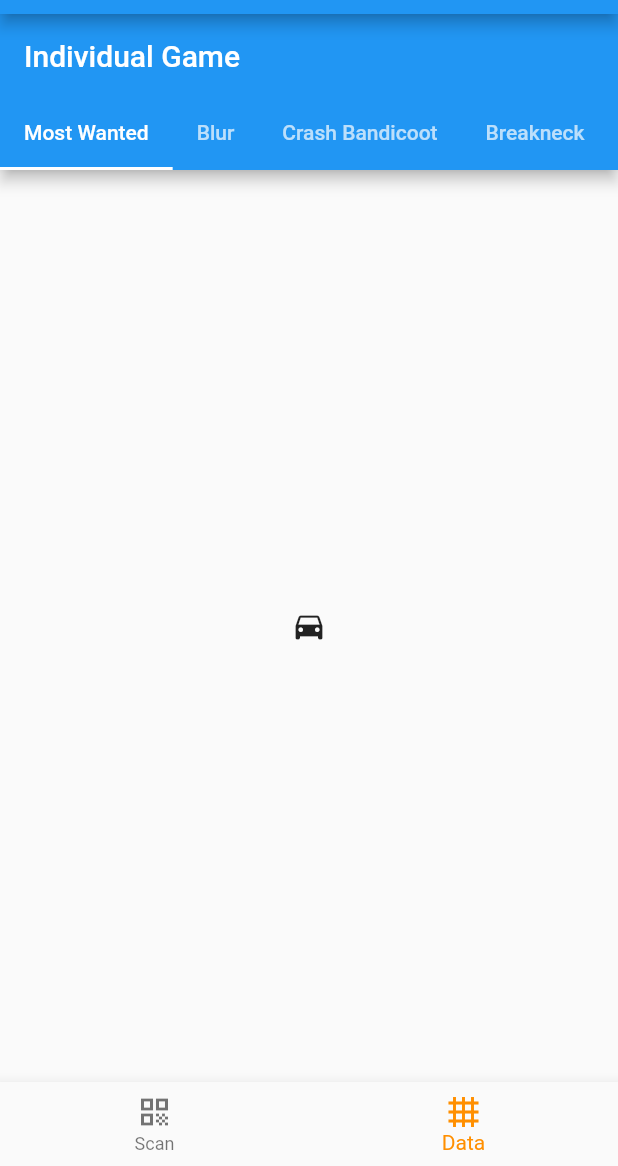
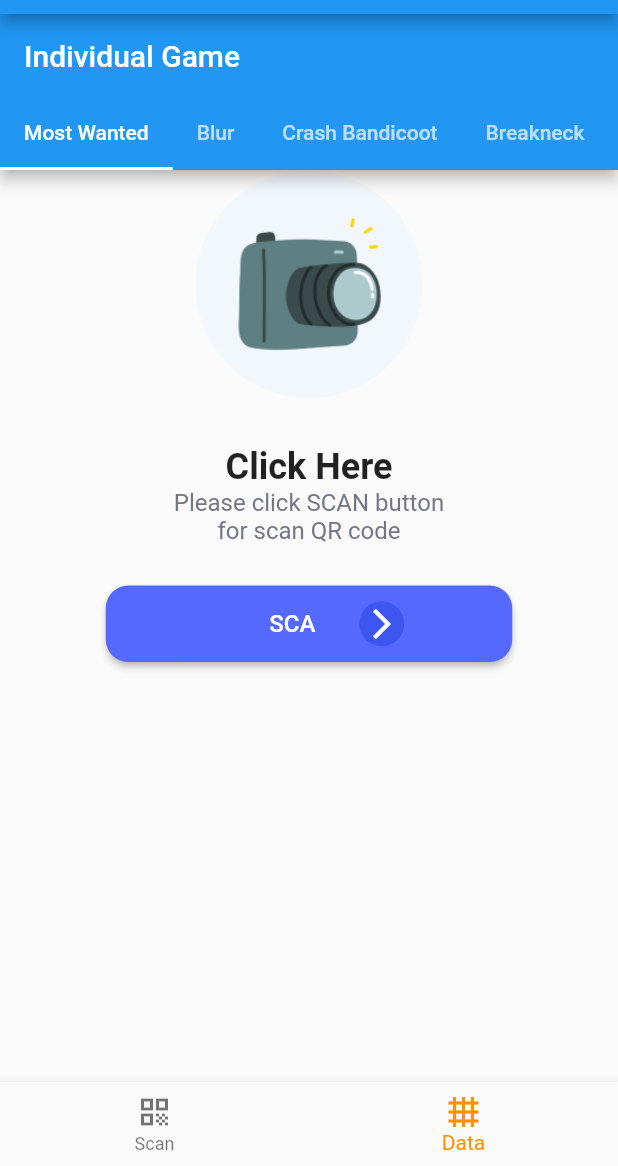
Before and after one commit to RuchithaVirashan/VR-2022, a Flutter app: the screen it shows after launch, item 2 of the bottom bar chosen, on a phone screen of 412 x 824 dp, the part 70-1236 px from its top. Run offline on Flutter 3.47's test engine with Material 2 defaults, Android fonts, the phone set to English and light mode, and no system bars; our stand-ins replace dio, firebase_core, firebase_database, flutter_redux, lottie, redux; missing offline and left inert: qr_code_scanner; accounts and stored records are empty; network calls fail.

Commit message:
add scan button page in the tabs

```diff
--- /dev/null
+++ b/lib/components/scanpage/scan_button_page.dart
@@ -0,0 +1,105 @@
+import 'package:flutter/material.dart';
+
+class SecondScreen extends StatelessWidget {
+  @override
+  Widget build(BuildContext context) {
+    return SizedBox(
+      height: 327,
+      width: 268,
+      child: Column(
+        children: [
+          const SizedBox(
+            width: 152.0,
+            height: 152.0,
+            child: Image(
+              image: AssetImage('assets/Group 33596n.png'),
+            ),
+          ),
+          const SizedBox(
+            height: 32.0,
+          ),
+          SizedBox(
+            width: 268.0,
+            height: 93.0,
+            child: Column(
+              children: const [
+                Text(
+                  'Click Here',
+                  style: TextStyle(
+                    fontSize: 24,
+                    fontWeight: FontWeight.bold,
+                  ),
+                ),
+                Text(
+                  'Please click SCAN button',
+                  style: TextStyle(
+                    fontSize: 16,
+                    color: Color.fromRGBO(116, 118, 136, 1),
+                  ),
+                ),
+                Text(
+                  'for scan QR code',
+                  style: TextStyle(
+                    fontSize: 16,
+                    color: Color.fromRGBO(116, 118, 136, 1),
+                  ),
+                ),
+              ],
+            ),
+          ),
+          SizedBox(
+            width: 271.0,
+            height: 51.0,
+            child: ElevatedButton(
+              onPressed: () {
+                Navigator.pushNamed(context, '/qr');
+              },
+              style: ElevatedButton.styleFrom(
+                primary: const Color.fromRGBO(86, 105, 255, 1),
+                shape: RoundedRectangleBorder(
+                  borderRadius: BorderRadius.circular(15),
+                ),
+              ),
+              child: Row(
+                children: [
+                  const SizedBox(
+                    width: 93,
+                  ),
+                  Container(
+                    height: 19,
+                    width: 40,
+                    child: const Text(
+                      "SCAN",
+                      style: TextStyle(
+                        color: Colors.white,
+                        fontSize: 16,
+                      ),
+                    ),
+                  ),
+                  const SizedBox(
+                    width: 20,
+                  ),
+                  Container(
+                    height: 30,
+                    width: 30,
+                    // padding: EdgeInsets.all(10),
+                    decoration: const BoxDecoration(
+                      shape: BoxShape.circle,
+                      color: Color.fromRGBO(61, 86, 240, 1),
+                    ),
+                    child: const Center(
+                      child: Icon(
+                        Icons.arrow_forward_ios,
+                        color: Colors.white,
+                      ),
+                    ),
+                  ),
+                ],
+              ),
+            ),
+          ),
+        ],
+      ),
+    );
+  }
+}
--- a/lib/main.dart
+++ b/lib/main.dart
@@ -1,6 +1,7 @@
 import 'package:firebase_core/firebase_core.dart';
 import 'package:flutter/material.dart';
 import 'package:flutter_redux/flutter_redux.dart';
+import 'package:vr_app_2022/screen/qr-page.dart';
 import 'components/bottom_navigation.dart';
 import 'store/application_state.dart';
 import 'store/root_reducer.dart';
@@ -28,10 +29,13 @@
   Widget build(BuildContext context) {
     return StoreProvider(
       store: _store,
-      child: const MaterialApp(
+      child:  MaterialApp(
         debugShowCheckedModeBanner: false,
+        routes: {
+          '/qr': (context) => const QRViewPage(),
+        },
         title: MyApp._title,
-        home: MainPage(
+        home: const MainPage(
           indexPage: 0,
         ),
       ),
--- a/lib/screen/datagrid_page.dart
+++ b/lib/screen/datagrid_page.dart
@@ -5,6 +5,7 @@
 import 'package:flutter/src/widgets/framework.dart';
 import 'package:flutter/src/widgets/placeholder.dart';
 
+import '../components/scanpage/scan_button_page.dart';
 import '../models/vr_scanned_user_model.dart';
 
 class DataGridView extends StatefulWidget {
@@ -75,15 +76,15 @@
             ),
             title: const Text('Individual Game'),
           ),
-          body: const TabBarView(
+          body: TabBarView(
             children: [
-              Icon(Icons.directions_car),
-              Icon(Icons.directions_transit),
-              Icon(Icons.directions_bike),
-              Icon(Icons.directions_bike),
-              Icon(Icons.directions_bike),
-              Icon(Icons.directions_bike),
-              Icon(Icons.directions_bike),
+              SecondScreen(),
+              SecondScreen(),
+              SecondScreen(),
+              SecondScreen(),
+              SecondScreen(),
+              SecondScreen(),
+              SecondScreen(),
             ],
           ),
         ),
```
Also changed, not shown: assets/Group 33596n.png (added).
